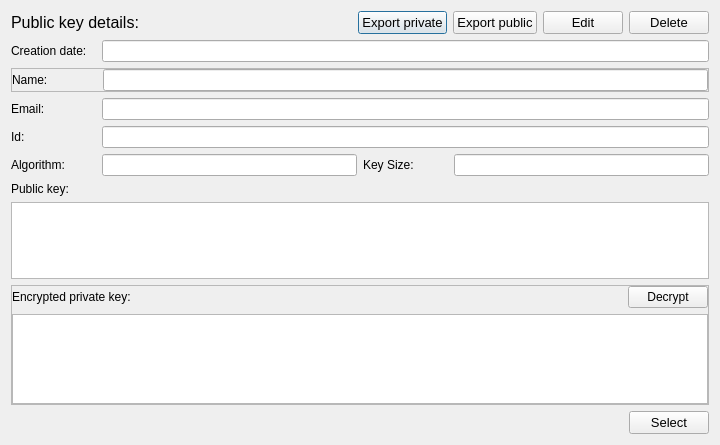
Qt form src/ui/design/kdet.ui (lazar2222/Computer-Security-Project) before a commit.
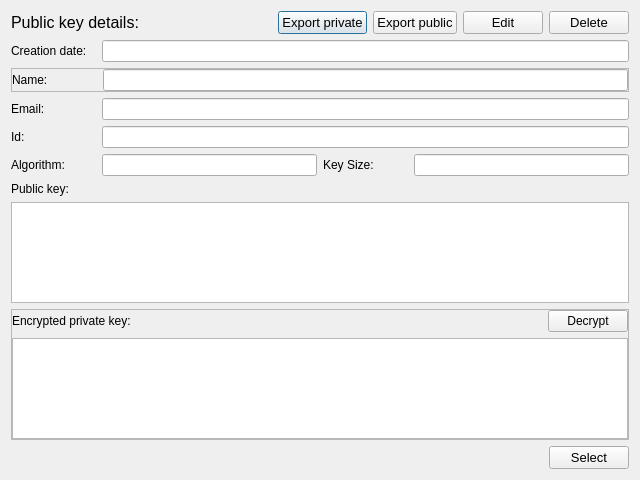
The same form after that commit.

```diff
--- a/src/ui/design/kdet.ui
+++ b/src/ui/design/kdet.ui
@@ -6,8 +6,8 @@
    <rect>
     <x>0</x>
     <y>0</y>
-    <width>720</width>
-    <height>445</height>
+    <width>640</width>
+    <height>480</height>
    </rect>
   </property>
   <property name="windowTitle">
```
